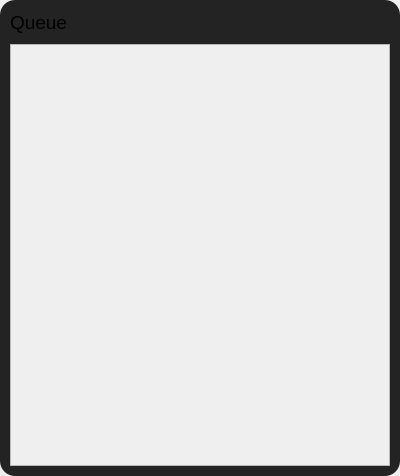
Before: the Qt Designer form src/frontend/queue.ui in MilanJzo/eda-mp3, drawn with Qt 5.
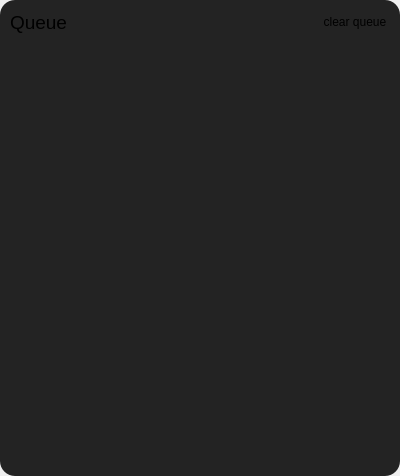
After: the same form once the commit is applied. Icons and pictures are not drawn.

What changed in the file:
```diff
--- a/src/frontend/queue.ui
+++ b/src/frontend/queue.ui
@@ -32,14 +32,16 @@
    <item>
     <widget class="QWidget" name="content" native="true">
      <property name="styleSheet">
-      <string notr="true">#content {
+      <string notr="true">* {
+	background-color: rgb(35, 35, 35);
+}
+
+#content {
 	border-radius: 15px;
-	background-color: rgb(35, 35, 35)
 }
 
-#content QPushButton {
+#content QPushButton, #scrollArea {
 	border: none;
-	background-color: rgb(35, 35, 35);
 }</string>
      </property>
      <layout class="QVBoxLayout" name="contentLayout">
@@ -79,21 +81,18 @@
          <widget class="QPushButton" name="clearButton">
           <property name="minimumSize">
            <size>
-            <width>28</width>
+            <width>0</width>
             <height>24</height>
            </size>
           </property>
           <property name="maximumSize">
            <size>
-            <width>28</width>
+            <width>70</width>
             <height>24</height>
            </size>
           </property>
           <property name="text">
-           <string/>
-          </property>
-          <property name="icon">
-           <iconset theme="QIcon::ThemeIcon::WindowClose"/>
+           <string>clear queue</string>
           </property>
          </widget>
         </item>
@@ -109,8 +108,8 @@
           <rect>
            <x>0</x>
            <y>0</y>
-           <width>378</width>
-           <height>416</height>
+           <width>380</width>
+           <height>418</height>
           </rect>
          </property>
         </widget>
```
